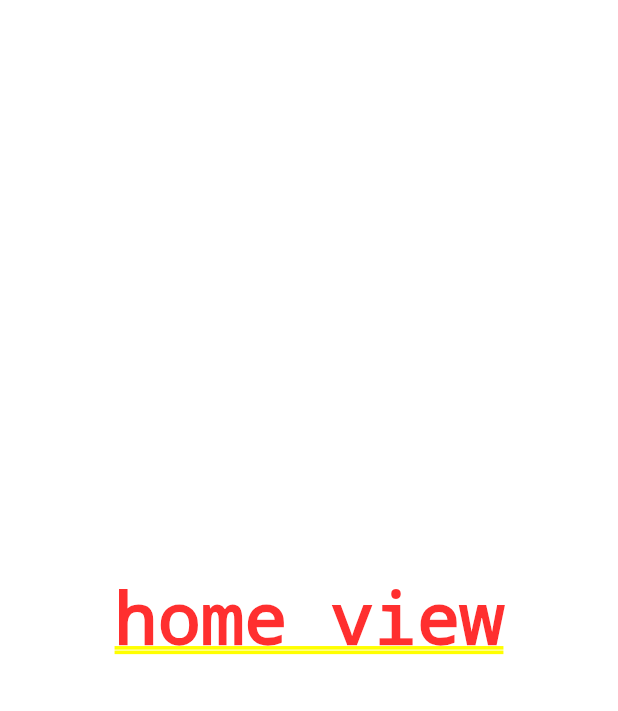
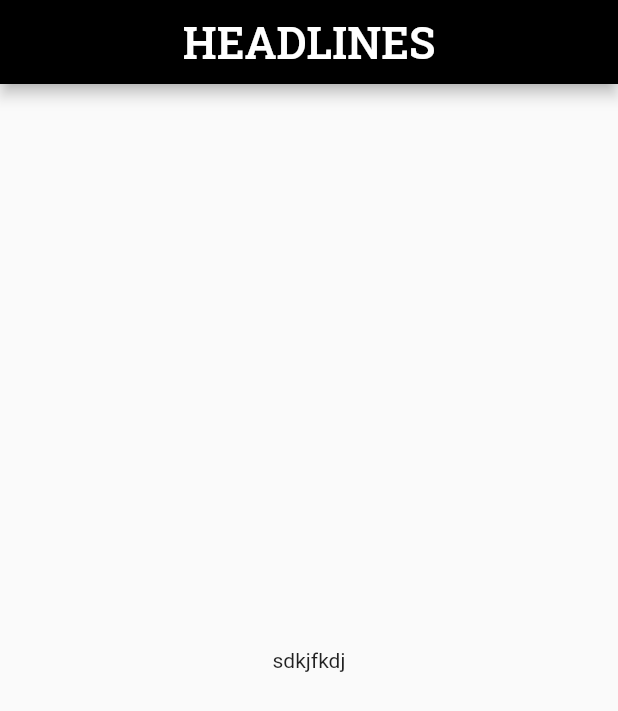
Before and after one commit to Kaviraghul/pace_assignment, a Flutter app: the screen it shows after launch, on a phone screen of 412 x 824 dp. Shown: the top 711 px of the screen. Run offline on Flutter 3.47's test engine with Material 2 defaults, Android fonts, the phone set to English and light mode, and no system bars; our stand-ins replace dartz, data_connection_checker, dio, get_it, retrofit and 1 more; missing offline and left inert: dart:ffi; generated files the repository leaves out were written again.

Commit message:
initial set up for main screen

```diff
--- a/lib/presentation/home/home_view.dart
+++ b/lib/presentation/home/home_view.dart
@@ -1,4 +1,5 @@
 import 'package:flutter/material.dart';
+import 'package:pace_assignment/presentation/resources/strings_manager.dart';
 
 class HomeView extends StatefulWidget {
   const HomeView({Key? key}) : super(key: key);
@@ -8,10 +9,16 @@ class HomeView extends StatefulWidget {
 }
 
 class _HomeViewState extends State<HomeView> {
+  var _title = AppString.headlines;
   @override
   Widget build(BuildContext context) {
-    return const Center(
-      child: Text("home view"),
+    return Scaffold(
+      appBar: AppBar(
+          title: Text(
+        _title,
+        style: Theme.of(context).textTheme.headline1,
+      )),
+      body: Center(child: Text("sdkjfkdj")),
     );
   }
 }
--- a/lib/presentation/resources/strings_manager.dart
+++ b/lib/presentation/resources/strings_manager.dart
@@ -1,3 +1,4 @@
 class AppString {
   static const String noRouteFound = "no route found";
+  static const String headlines = "HEADLINES";
 }
```
